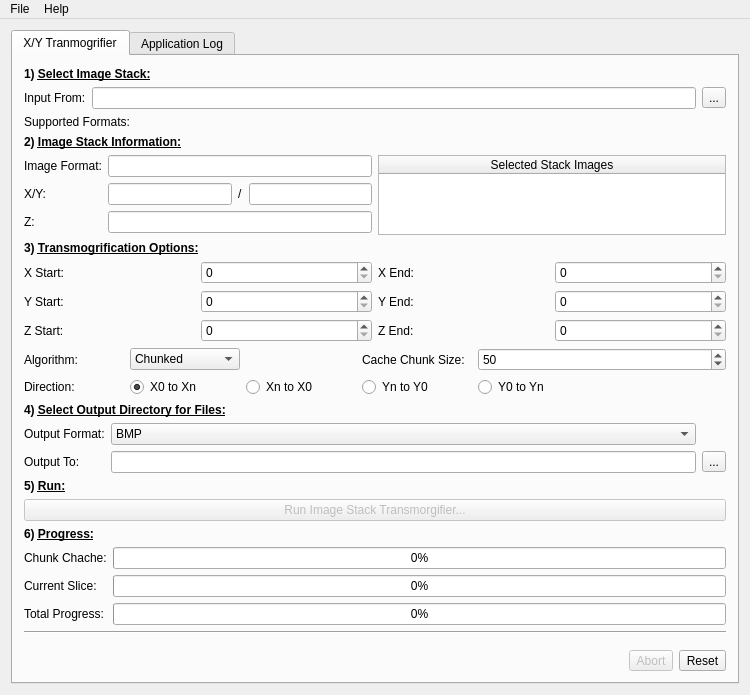
Qt form mainwindow.ui (alanspencer/ImageStackTransmogrifier) before a commit.
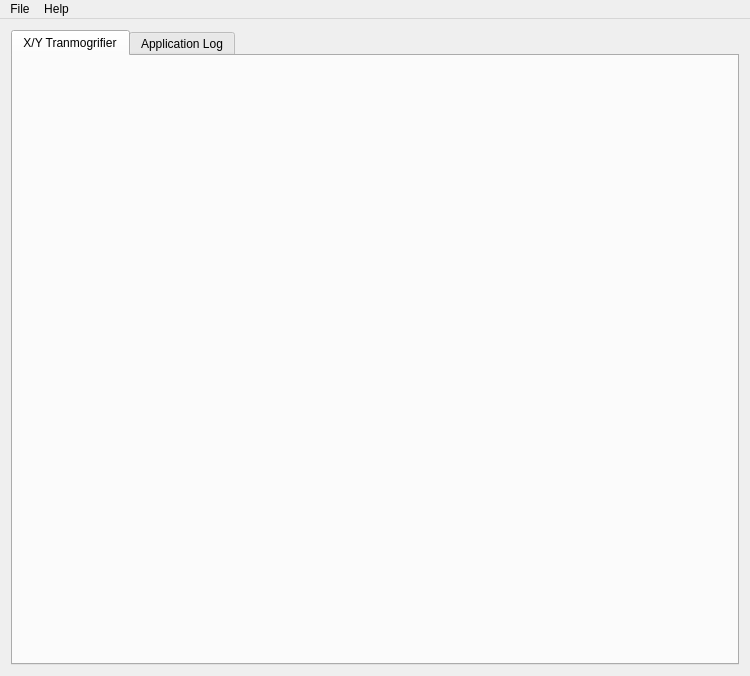
The same form after that commit.

What changed in the file:
```diff
--- a/mainwindow.ui
+++ b/mainwindow.ui
@@ -24,571 +24,7 @@
        <attribute name="title">
         <string>X/Y Tranmogrifier</string>
        </attribute>
-       <layout class="QVBoxLayout" name="verticalLayout_4">
-        <item>
-         <widget class="QLabel" name="label_6">
-          <property name="text">
-           <string>&lt;html&gt;&lt;head/&gt;&lt;body&gt;&lt;p&gt;&lt;span style=&quot; font-weight:600;&quot;&gt;1) &lt;/span&gt;&lt;span style=&quot; font-weight:600; text-decoration: underline;&quot;&gt;Select Image Stack:&lt;/span&gt;&lt;/p&gt;&lt;/body&gt;&lt;/html&gt;</string>
-          </property>
-         </widget>
-        </item>
-        <item>
-         <layout class="QGridLayout" name="gridLayout">
-          <item row="0" column="1">
-           <widget class="QLineEdit" name="inputFrom">
-            <property name="readOnly">
-             <bool>true</bool>
-            </property>
-           </widget>
-          </item>
-          <item row="0" column="2">
-           <widget class="QToolButton" name="inputFromButton">
-            <property name="text">
-             <string>...</string>
-            </property>
-           </widget>
-          </item>
-          <item row="0" column="0">
-           <widget class="QLabel" name="label">
-            <property name="text">
-             <string>Input From:</string>
-            </property>
-           </widget>
-          </item>
-         </layout>
-        </item>
-        <item>
-         <layout class="QGridLayout" name="gridLayout_4" columnstretch="0,1" columnminimumwidth="100,0">
-          <property name="topMargin">
-           <number>0</number>
-          </property>
-          <item row="0" column="0">
-           <widget class="QLabel" name="label_15">
-            <property name="text">
-             <string>Supported Formats:</string>
-            </property>
-           </widget>
-          </item>
-          <item row="0" column="1">
-           <widget class="QLabel" name="supportedImageFormats">
-            <property name="text">
-             <string/>
-            </property>
-           </widget>
-          </item>
-         </layout>
-        </item>
-        <item>
-         <widget class="QLabel" name="label_2">
-          <property name="text">
-           <string>&lt;html&gt;&lt;head/&gt;&lt;body&gt;&lt;p&gt;&lt;span style=&quot; font-weight:600;&quot;&gt;2) &lt;/span&gt;&lt;span style=&quot; font-weight:600; text-decoration: underline;&quot;&gt;Image Stack Information:&lt;/span&gt;&lt;/p&gt;&lt;/body&gt;&lt;/html&gt;</string>
-          </property>
-         </widget>
-        </item>
-        <item>
-         <layout class="QHBoxLayout" name="horizontalLayout_3" stretch="0,0">
-          <property name="leftMargin">
-           <number>0</number>
-          </property>
-          <property name="topMargin">
-           <number>0</number>
-          </property>
-          <property name="rightMargin">
-           <number>0</number>
-          </property>
-          <item>
-           <layout class="QGridLayout" name="gridLayout_3">
-            <property name="topMargin">
-             <number>0</number>
-            </property>
-            <item row="2" column="0">
-             <widget class="QLabel" name="label_3">
-              <property name="text">
-               <string>Z:</string>
-              </property>
-             </widget>
-            </item>
-            <item row="3" column="0">
-             <spacer name="verticalSpacer">
-              <property name="orientation">
-               <enum>Qt::Vertical</enum>
-              </property>
-              <property name="sizeHint" stdset="0">
-               <size>
-                <width>20</width>
-                <height>40</height>
-               </size>
-              </property>
-             </spacer>
-            </item>
-            <item row="2" column="1">
-             <widget class="QLineEdit" name="numberOfSlices">
-              <property name="readOnly">
-               <bool>true</bool>
-              </property>
-             </widget>
-            </item>
-            <item row="0" column="1">
-             <widget class="QLineEdit" name="imageFormat">
-              <property name="readOnly">
-               <bool>true</bool>
-              </property>
-             </widget>
-            </item>
-            <item row="1" column="0">
-             <widget class="QLabel" name="label_5">
-              <property name="text">
-               <string>X/Y:</string>
-              </property>
-             </widget>
-            </item>
-            <item row="0" column="0">
-             <widget class="QLabel" name="label_4">
-              <property name="text">
-               <string>Image Format:</string>
-              </property>
-             </widget>
-            </item>
-            <item row="1" column="1">
-             <layout class="QHBoxLayout" name="horizontalLayout_2">
-              <property name="topMargin">
-               <number>0</number>
-              </property>
-              <item>
-               <widget class="QLineEdit" name="imageHeight">
-                <property name="readOnly">
-                 <bool>true</bool>
-                </property>
-               </widget>
-              </item>
-              <item>
-               <widget class="QLabel" name="label_7">
-                <property name="text">
-                 <string>/</string>
-                </property>
-               </widget>
-              </item>
-              <item>
-               <widget class="QLineEdit" name="imageWidth">
-                <property name="readOnly">
-                 <bool>true</bool>
-                </property>
-               </widget>
-              </item>
-             </layout>
-            </item>
-           </layout>
-          </item>
-          <item>
-           <widget class="QTableWidget" name="selectedStackFiles">
-            <property name="minimumSize">
-             <size>
-              <width>300</width>
-              <height>0</height>
-             </size>
-            </property>
-            <property name="editTriggers">
-             <set>QAbstractItemView::NoEditTriggers</set>
-            </property>
-            <property name="dragDropOverwriteMode">
-             <bool>false</bool>
-            </property>
-            <attribute name="horizontalHeaderStretchLastSection">
-             <bool>true</bool>
-            </attribute>
-            <attribute name="verticalHeaderStretchLastSection">
-             <bool>false</bool>
-            </attribute>
-            <column>
-             <property name="text">
-              <string>Selected Stack Images</string>
-             </property>
-            </column>
-           </widget>
-          </item>
-         </layout>
-        </item>
-        <item>
-         <widget class="QLabel" name="label_8">
-          <property name="text">
-           <string>&lt;html&gt;&lt;head/&gt;&lt;body&gt;&lt;p&gt;&lt;span style=&quot; font-weight:600;&quot;&gt;3) &lt;/span&gt;&lt;span style=&quot; font-weight:600; text-decoration: underline;&quot;&gt;Transmogrification Options:&lt;/span&gt;&lt;/p&gt;&lt;/body&gt;&lt;/html&gt;</string>
-          </property>
-         </widget>
-        </item>
-        <item>
-         <layout class="QGridLayout" name="gridLayout_7">
-          <property name="topMargin">
-           <number>0</number>
-          </property>
-          <item row="1" column="0">
-           <widget class="QLabel" name="label_22">
-            <property name="text">
-             <string>Y Start:</string>
-            </property>
-           </widget>
-          </item>
-          <item row="0" column="2">
-           <widget class="QLabel" name="label_24">
-            <property name="text">
-             <string>X End:</string>
-            </property>
-           </widget>
-          </item>
-          <item row="0" column="0">
-           <widget class="QLabel" name="label_21">
-            <property name="text">
-             <string>X Start:</string>
-            </property>
-           </widget>
-          </item>
-          <item row="0" column="1">
-           <widget class="QSpinBox" name="xStartValue"/>
-          </item>
-          <item row="2" column="0">
-           <widget class="QLabel" name="label_23">
-            <property name="text">
-             <string>Z Start:</string>
-            </property>
-           </widget>
-          </item>
-          <item row="0" column="3">
-           <widget class="QSpinBox" name="xEndValue"/>
-          </item>
-          <item row="1" column="2">
-           <widget class="QLabel" name="label_25">
-            <property name="text">
-             <string>Y End:</string>
-            </property>
-           </widget>
-          </item>
-          <item row="2" column="2">
-           <widget class="QLabel" name="label_26">
-            <property name="text">
-             <string>Z End:</string>
-            </property>
-           </widget>
-          </item>
-          <item row="1" column="1">
-           <widget class="QSpinBox" name="yStartValue"/>
-          </item>
-          <item row="2" column="1">
-           <widget class="QSpinBox" name="zStartValue"/>
-          </item>
-          <item row="1" column="3">
-           <widget class="QSpinBox" name="yEndValue"/>
-          </item>
-          <item row="2" column="3">
-           <widget class="QSpinBox" name="zEndValue"/>
-          </item>
-         </layout>
-        </item>
-        <item>
-         <layout class="QGridLayout" name="gridLayout_6" columnstretch="0,0,0,0,1" columnminimumwidth="100,110,110,110,0">
-          <property name="topMargin">
-           <number>0</number>
-          </property>
-          <item row="1" column="3">
-           <widget class="QLabel" name="label_16">
-            <property name="text">
-             <string>Cache Chunk Size:</string>
-            </property>
-           </widget>
-          </item>
-          <item row="2" column="0">
-           <widget class="QLabel" name="label_9">
-            <property name="text">
-             <string>Direction:</string>
-            </property>
-           </widget>
-          </item>
-          <item row="1" column="0">
-           <widget class="QLabel" name="label_19">
-            <property name="text">
-             <string>Algorithm:</string>
-            </property>
-           </widget>
-          </item>
-          <item row="1" column="4">
-           <widget class="QSpinBox" name="cacheChuckSize">
-            <property name="minimum">
-             <number>10</number>
-            </property>
-            <property name="maximum">
-             <number>100</number>
-            </property>
-            <property name="singleStep">
-             <number>10</number>
-            </property>
-            <property name="value">
-             <number>50</number>
-            </property>
-           </widget>
-          </item>
-          <item row="2" column="2">
-           <widget class="QRadioButton" name="directionXntoX0">
-            <property name="text">
-             <string>Xn to X0</string>
-            </property>
-           </widget>
-          </item>
-          <item row="2" column="1">
-           <widget class="QRadioButton" name="directionX0toXn">
-            <property name="text">
-             <string>X0 to Xn</string>
-            </property>
-            <property name="checked">
-             <bool>true</bool>
-            </property>
-           </widget>
-          </item>
-          <item row="2" column="4">
-           <widget class="QRadioButton" name="directionY0toYn">
-            <property name="text">
-             <string>Y0 to Yn</string>
-            </property>
-           </widget>
-          </item>
-          <item row="2" column="3">
-           <widget class="QRadioButton" name="directionYntoY0">
-            <property name="text">
-             <string>Yn to Y0</string>
-            </property>
-           </widget>
-          </item>
-          <item row="1" column="1">
-           <widget class="QComboBox" name="algorithmComboBox">
-            <item>
-             <property name="text">
-              <string>Chunked</string>
-             </property>
-            </item>
-            <item>
-             <property name="text">
-              <string>Basic</string>
-             </property>
-            </item>
-           </widget>
-          </item>
-         </layout>
-        </item>
-        <item>
-         <widget class="QLabel" name="label_11">
-          <property name="text">
-           <string>&lt;html&gt;&lt;head/&gt;&lt;body&gt;&lt;p&gt;&lt;span style=&quot; font-weight:600;&quot;&gt;4) &lt;/span&gt;&lt;span style=&quot; font-weight:600; text-decoration: underline;&quot;&gt;Select Output Directory for Files:&lt;/span&gt;&lt;/p&gt;&lt;/body&gt;&lt;/html&gt;</string>
-          </property>
-         </widget>
-        </item>
-        <item>
-         <layout class="QGridLayout" name="gridLayout_2">
-          <property name="topMargin">
-           <number>0</number>
-          </property>
-          <item row="1" column="3">
-           <widget class="QToolButton" name="outputToButton">
-            <property name="text">
-             <string>...</string>
-            </property>
-           </widget>
-          </item>
-          <item row="1" column="2">
-           <widget class="QLineEdit" name="outputTo">
-            <property name="readOnly">
-             <bool>true</bool>
-            </property>
-           </widget>
-          </item>
-          <item row="1" column="0">
-           <widget class="QLabel" name="label_12">
-            <property name="text">
-             <string>Output To:</string>
-            </property>
-           </widget>
-          </item>
-          <item row="0" column="0">
-           <widget class="QLabel" name="label_20">
-            <property name="text">
-             <string>Output Format:</string>
-            </property>
-           </widget>
-          </item>
-          <item row="0" column="2">
-           <widget class="QComboBox" name="outputFormatComboBox">
-            <property name="sizeAdjustPolicy">
-             <enum>QComboBox::AdjustToContentsOnFirstShow</enum>
-            </property>
-            <item>
-             <property name="text">
-              <string>BMP</string>
-             </property>
-            </item>
-            <item>
-             <property name="text">
-              <string>JPEG</string>
-             </property>
-            </item>
-            <item>
-             <property name="text">
-              <string>PNG</string>
-             </property>
-            </item>
-            <item>
-             <property name="text">
-              <string>TIFF</string>
-             </property>
-            </item>
-           </widget>
-          </item>
-         </layout>
-        </item>
-        <item>
-         <widget class="QLabel" name="label_10">
-          <property name="text">
-           <string>&lt;html&gt;&lt;head/&gt;&lt;body&gt;&lt;p&gt;&lt;span style=&quot; font-weight:600;&quot;&gt;5) &lt;/span&gt;&lt;span style=&quot; font-weight:600; text-decoration: underline;&quot;&gt;Run:&lt;/span&gt;&lt;/p&gt;&lt;/body&gt;&lt;/html&gt;</string>
-          </property>
-         </widget>
-        </item>
-        <item>
-         <layout class="QHBoxLayout" name="horizontalLayout">
-          <item>
-           <widget class="QPushButton" name="runButton">
-            <property name="enabled">
-             <bool>false</bool>
-            </property>
-            <property name="text">
-             <string>Run Image Stack Transmorgifier...</string>
-            </property>
-           </widget>
-          </item>
-         </layout>
-        </item>
-        <item>
-         <widget class="QLabel" name="label_14">
-          <property name="text">
-           <string>&lt;html&gt;&lt;head/&gt;&lt;body&gt;&lt;p&gt;&lt;span style=&quot; font-weight:600;&quot;&gt;6) &lt;/span&gt;&lt;span style=&quot; font-weight:600; text-decoration: underline;&quot;&gt;Progress:&lt;/span&gt;&lt;/p&gt;&lt;/body&gt;&lt;/html&gt;</string>
-          </property>
-         </widget>
-        </item>
-        <item>
-         <layout class="QGridLayout" name="gridLayout_5">
-          <property name="topMargin">
-           <number>0</number>
-          </property>
-          <item row="1" column="1">
-           <widget class="QProgressBar" name="imageProgressBar">
-            <property name="maximum">
-             <number>10000</number>
-            </property>
-            <property name="value">
-             <number>0</number>
-            </property>
-            <property name="textVisible">
-             <bool>true</bool>
-            </property>
-            <property name="format">
-             <string>%p%</string>
-            </property>
-           </widget>
-          </item>
-          <item row="2" column="1">
-           <widget class="QProgressBar" name="totalProgressBar">
-            <property name="enabled">
-             <bool>true</bool>
-            </property>
-            <property name="value">
-             <number>0</number>
-            </property>
-            <property name="textVisible">
-             <bool>true</bool>
-            </property>
-            <property name="orientation">
-             <enum>Qt::Horizontal</enum>
-            </property>
-            <property name="invertedAppearance">
-             <bool>false</bool>
-            </property>
-            <property name="textDirection">
-             <enum>QProgressBar::TopToBottom</enum>
-            </property>
-            <property name="format">
-             <string>%p%</string>
-            </property>
-           </widget>
-          </item>
-          <item row="2" column="0">
-           <widget class="QLabel" name="label_18">
-            <property name="text">
-             <string>Total Progress:</string>
-            </property>
-           </widget>
-          </item>
-          <item row="1" column="0">
-           <widget class="QLabel" name="label_17">
-            <property name="text">
-             <string>Current Slice:</string>
-            </property>
-           </widget>
-          </item>
-          <item row="0" column="1">
-           <widget class="QProgressBar" name="chunkProgressBar">
-            <property name="value">
-             <number>0</number>
-            </property>
-           </widget>
-          </item>
-          <item row="0" column="0">
-           <widget class="QLabel" name="label_13">
-            <property name="text">
-             <string>Chunk Chache:</string>
-            </property>
-           </widget>
-          </item>
-         </layout>
-        </item>
-        <item>
-         <widget class="Line" name="line">
-          <property name="orientation">
-           <enum>Qt::Horizontal</enum>
-          </property>
-         </widget>
-        </item>
-        <item>
-         <layout class="QHBoxLayout" name="horizontalLayout_5">
-          <property name="topMargin">
-           <number>10</number>
-          </property>
-          <item>
-           <spacer name="horizontalSpacer">
-            <property name="orientation">
-             <enum>Qt::Horizontal</enum>
-            </property>
-            <property name="sizeHint" stdset="0">
-             <size>
-              <width>40</width>
-              <height>20</height>
-             </size>
-            </property>
-           </spacer>
-          </item>
-          <item>
-           <widget class="QToolButton" name="abortButton">
-            <property name="enabled">
-             <bool>false</bool>
-            </property>
-            <property name="text">
-             <string>Abort</string>
-            </property>
-           </widget>
-          </item>
-          <item>
-           <widget class="QToolButton" name="resetButton">
-            <property name="text">
-             <string>Reset</string>
-            </property>
-           </widget>
-          </item>
-         </layout>
-        </item>
-       </layout>
+       <layout class="QVBoxLayout" name="verticalLayout_4"/>
       </widget>
       <widget class="QWidget" name="applicationLogTab">
        <attribute name="title">
```
